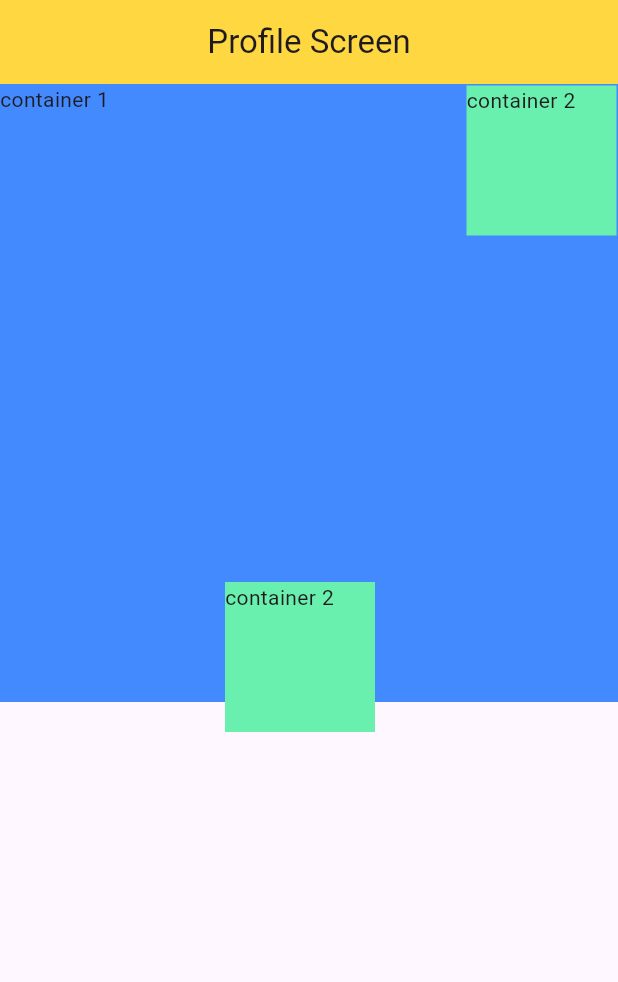
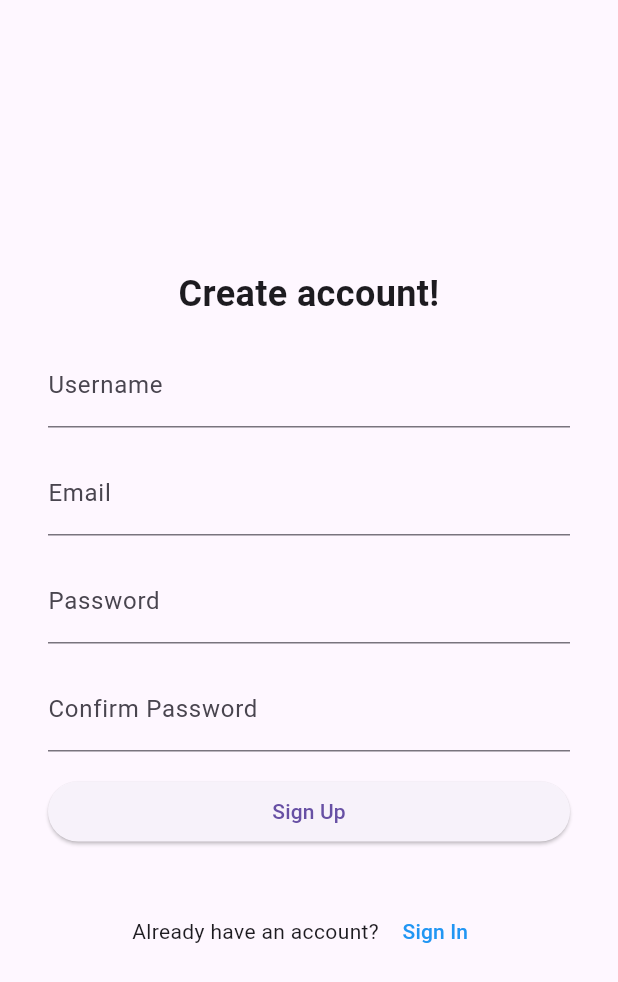
Before and after one commit to Rojalronaldo/Mobile-project, a Flutter app: the screen it shows after launch, on a phone screen of 412 x 824 dp. Shown: the top 982 px of the screen. Run offline on Flutter 3.47's test engine with Material 3 defaults, Android fonts, the phone set to English and light mode, and no system bars.

Commit message:
some changes

```diff
--- a/lib/app/app.dart
+++ b/lib/app/app.dart
@@ -2,6 +2,7 @@
 import 'package:flutter/material.dart';
 
 import 'package:mobile/screen/profile_screen.dart';
+import 'package:mobile/screen/signup_screen.dart';
 
 
 class App extends StatelessWidget {
@@ -11,7 +12,7 @@ class App extends StatelessWidget {
   Widget build(BuildContext context) {
     return const MaterialApp(
       debugShowCheckedModeBanner: false,
-      home: ProfileScreen(),
+      home: SignUpScreen(),
     );
   }
 }
--- /dev/null
+++ b/lib/model/signin_model.dart
@@ -0,0 +1,24 @@
+import 'package:flutter/material.dart';
+
+class SignInModel {
+  final TextEditingController emailController = TextEditingController();
+  final TextEditingController passwordController = TextEditingController();
+
+  void signIn(BuildContext context) {
+    String email = emailController.text;
+    String password = passwordController.text;
+
+    // Perform validation or authentication logic here
+    // For now, let's just print the email and password
+    print('Email: $email');
+    print('Password: $password');
+
+    // After sign in, you might want to navigate to another page, show a dialog, etc.
+    // For now, let's just show a snackbar
+    ScaffoldMessenger.of(context).showSnackBar(
+      SnackBar(
+        content: Text('Sign in successful!'),
+      ),
+    );
+  }
+}
--- /dev/null
+++ b/lib/model/signup_model.dart
@@ -0,0 +1,35 @@
+import 'package:flutter/material.dart';
+
+class SignUpModel {
+  final TextEditingController usernameController = TextEditingController();
+  final TextEditingController emailController = TextEditingController();
+  final TextEditingController passwordController = TextEditingController();
+  final TextEditingController confirmPasswordController =
+      TextEditingController();
+
+  void signUp(BuildContext context) {
+    String username = usernameController.text;
+    String email = emailController.text;
+    String password = passwordController.text;
+    String confirmPassword = confirmPasswordController.text;
+
+    if (password != confirmPassword) {
+      ScaffoldMessenger.of(context).showSnackBar(
+        const SnackBar(
+          content: Text('Passwords do not match.'),
+        ),
+      );
+      return;
+    }
+
+    print('Username: $username');
+    print('Email: $email');
+    print('Password: $password');
+
+    ScaffoldMessenger.of(context).showSnackBar(
+      const SnackBar(
+        content: Text('Sign up successful!'),
+      ),
+    );
+  }
+}
--- /dev/null
+++ b/lib/screen/signup_screen.dart
@@ -0,0 +1,166 @@
+import 'package:flutter/material.dart';
+import 'package:mobile/screen/signin_screen.dart';
+
+class SignUpScreen extends StatefulWidget {
+  const SignUpScreen({Key? key}) : super(key: key); // Add named parameter 'key'
+
+  @override
+  State<SignUpScreen> createState() => _SignUpScreenState();
+}
+
+class _SignUpScreenState extends State<SignUpScreen> {
+  final GlobalKey<FormState> _formKey = GlobalKey<FormState>();
+  final TextEditingController _usernameController = TextEditingController();
+  final TextEditingController _emailController = TextEditingController();
+  final TextEditingController _passwordController = TextEditingController();
+  final TextEditingController _confirmPasswordController =
+      TextEditingController();
+
+  // Validator function for text fields
+  String? _validateField(String? value) {
+    if (value == null || value.isEmpty) {
+      return 'This field cannot be empty';
+    }
+    return null; // Return null if validation passes
+  }
+
+  void _signUp(BuildContext context) {
+    // Perform signup logic here
+
+    // Show signup successful message
+    ScaffoldMessenger.of(context).showSnackBar(
+      SnackBar(
+        content: Text('Signup Successful'),
+        duration: Duration(seconds: 2), // Set duration for the snackbar
+      ),
+    );
+  }
+
+  @override
+  Widget build(BuildContext context) {
+    return Scaffold(
+      // appBar: AppBar(
+      //   backgroundColor: Colors.lightBlue,
+      //   actions: [
+      //     TextButton(
+      //       onPressed: () {
+      //         if (_formKey.currentState!.validate()) {
+      //           // Check form validity
+      //           _signUp(context);
+      //         }
+      //       },
+      //       child: Text(
+      //         'Sign Up',
+      //         style: TextStyle(color: Colors.white),
+      //       ),
+      //     ),
+      //   ],
+      // ),
+      body: Form(
+        key: _formKey,
+        child: Center(
+          child: Container(
+            margin: EdgeInsets.all(16.0),
+            padding: EdgeInsets.all(16.0),
+            child: SingleChildScrollView(
+              child: Column(
+                mainAxisAlignment: MainAxisAlignment.center,
+                crossAxisAlignment: CrossAxisAlignment.stretch,
+                children: <Widget>[
+                  Text(
+                    'Create account!',
+                    style: TextStyle(
+                      fontSize: 24,
+                      fontWeight: FontWeight.bold,
+                    ),
+                    textAlign: TextAlign.center,
+                  ),
+                  SizedBox(height: 16.0),
+                  TextFormField(
+                    controller: _usernameController,
+                    decoration: InputDecoration(
+                      labelText: 'Username',
+                    ),
+                    validator: _validateField,
+                  ),
+                  SizedBox(height: 16.0),
+                  TextFormField(
+                    controller: _emailController,
+                    decoration: InputDecoration(
+                      labelText: 'Email',
+                    ),
+                    keyboardType: TextInputType.emailAddress,
+                    validator: (value) {
+                      final emailRegex =
+                          RegExp(r'^[\w-\.]+@([\w-]+\.)+[\w-]{2,4}$');
+                      if (value == null || value.isEmpty) {
+                        return 'This field cannot be empty';
+                      } else if (!emailRegex.hasMatch(value)) {
+                        return 'Please enter a valid email';
+                      }
+                      return null;
+                    },
+                  ),
+                  SizedBox(height: 16.0),
+                  TextFormField(
+                    controller: _passwordController,
+                    decoration: InputDecoration(
+                      labelText: 'Password',
+                    ),
+                    obscureText: true,
+                    validator: _validateField,
+                  ),
+                  SizedBox(height: 16.0),
+                  TextFormField(
+                    controller: _confirmPasswordController,
+                    decoration: InputDecoration(
+                      labelText: 'Confirm Password',
+                    ),
+                    obscureText: true,
+                    validator: (value) {
+                      if (value != _passwordController.text) {
+                        return 'Passwords do not match';
+                      }
+                      return _validateField(value);
+                    },
+                  ),
+                  SizedBox(height: 16.0),
+                  ElevatedButton(
+                    onPressed: () {
+                      if (_formKey.currentState!.validate()) {
+                        // Check form validity
+                        _signUp(context);
+                      }
+                    },
+                    child: Text('Sign Up'),
+                  ),
+                  SizedBox(height: 32.0),
+                  Row(
+                    mainAxisAlignment: MainAxisAlignment.center,
+                    children: <Widget>[
+                      Text("Already have an account? "),
+                      TextButton(
+                        onPressed: () {
+                          Navigator.pushReplacement(
+                            context,
+                            MaterialPageRoute(
+                              builder: (context) => SignInScreen(),
+                            ),
+                          );
+                        },
+                        child: Text(
+                          'Sign In',
+                          style: TextStyle(color: Colors.blue),
+                        ),
+                      ),
+                    ],
+                  ),
+                ],
+              ),
+            ),
+          ),
+        ),
+      ),
+    );
+  }
+}
```
Also changed, not shown: lib/screen/signin_screen.dart (added, +134 -0 lines).
